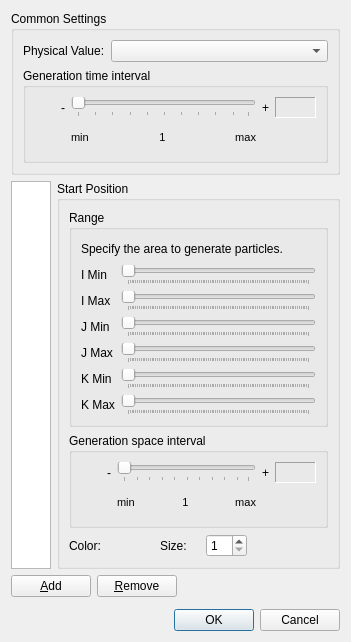
First picture: the form in libs/post/post3d/datamodel/post3dwindowparticlestructuredsettingdialog.ui, repository i-RIC/prepost-gui, before the edit.
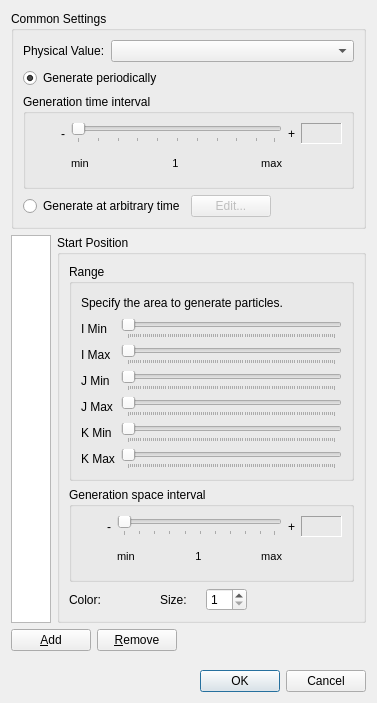
Second picture: the form after the edit. Icons and pictures are not drawn. Custom widgets are drawn as their Qt base class.

Diff of the .ui file:
```diff
--- a/libs/post/post3d/datamodel/post3dwindowparticlestructuredsettingdialog.ui
+++ b/libs/post/post3d/datamodel/post3dwindowparticlestructuredsettingdialog.ui
@@ -6,8 +6,8 @@
    <rect>
     <x>0</x>
     <y>0</y>
-    <width>351</width>
-    <height>642</height>
+    <width>377</width>
+    <height>703</height>
    </rect>
   </property>
   <property name="windowTitle">
@@ -34,6 +34,16 @@
         </item>
        </layout>
       </item>
+      <item>
+       <widget class="QRadioButton" name="periodicalRadioButton">
+        <property name="text">
+         <string>Generate periodically</string>
+        </property>
+        <property name="checked">
+         <bool>true</bool>
+        </property>
+       </widget>
+      </item>
       <item>
        <widget class="QGroupBox" name="generationTimeIntervalGroupBox">
         <property name="title">
@@ -214,6 +224,40 @@
         <zorder></zorder>
        </widget>
       </item>
+      <item>
+       <layout class="QHBoxLayout" name="horizontalLayout_12">
+        <item>
+         <widget class="QRadioButton" name="arbitraryRadioButton">
+          <property name="text">
+           <string>Generate at arbitrary time</string>
+          </property>
+         </widget>
+        </item>
+        <item>
+         <widget class="QPushButton" name="arbitraryEditButton">
+          <property name="enabled">
+           <bool>false</bool>
+          </property>
+          <property name="text">
+           <string>Edit...</string>
+          </property>
+         </widget>
+        </item>
+        <item>
+         <spacer name="horizontalSpacer_4">
+          <property name="orientation">
+           <enum>Qt::Horizontal</enum>
+          </property>
+          <property name="sizeHint" stdset="0">
+           <size>
+            <width>18</width>
+            <height>20</height>
+           </size>
+          </property>
+         </spacer>
+        </item>
+       </layout>
+      </item>
      </layout>
     </widget>
    </item>
@@ -711,7 +755,7 @@
      <property name="sizeHint" stdset="0">
       <size>
        <width>20</width>
-       <height>1</height>
+       <height>0</height>
       </size>
      </property>
     </spacer>
```
Left out of the diff: 42 changed lines with no effect on the pictures.
